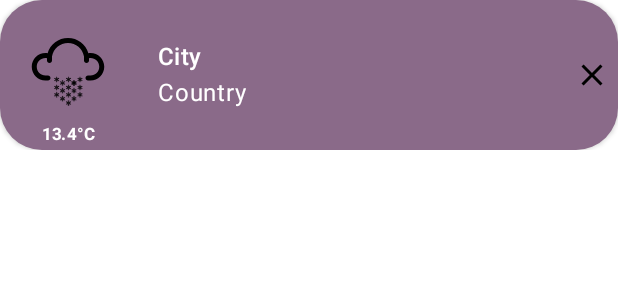
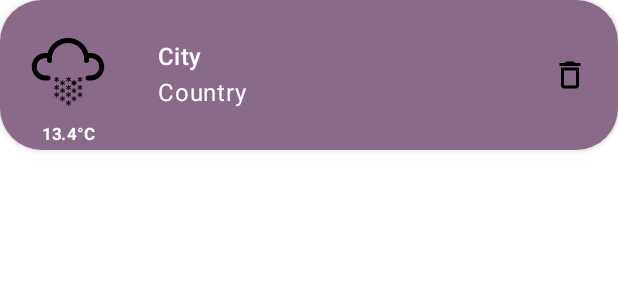
Before and after one commit to mu54omd/weatherApp, an Android app built with Jetpack Compose: the @Preview function BookmarkItemPreview, on a phone screen of 412 x 824 dp. Shown: the top 300 px of the screen. Run offline under Robolectric (Android 15) with nearby library versions, the light colour scheme and no system bars.

Commit message:
commit initial

```diff
--- a/app/src/main/java/com/musashi/weatherapp/ui/screen/bookmark/components/BookmarkItem.kt
+++ b/app/src/main/java/com/musashi/weatherapp/ui/screen/bookmark/components/BookmarkItem.kt
@@ -15,7 +15,7 @@ import androidx.compose.foundation.layout.padding
 import androidx.compose.foundation.layout.size
 import androidx.compose.foundation.shape.CircleShape
 import androidx.compose.material.icons.Icons
-import androidx.compose.material.icons.filled.Clear
+import androidx.compose.material.icons.outlined.Delete
 import androidx.compose.material3.Card
 import androidx.compose.material3.CardDefaults
 import androidx.compose.material3.MaterialTheme
@@ -46,7 +46,9 @@ fun BookmarkItem(
     Box(
         modifier = modifier
             .fillMaxWidth()
-            .height(100.dp),
+            .height(110.dp)
+            .padding(bottom = 10.dp)
+        ,
         contentAlignment = Alignment.Center
     ) {
         Card(
@@ -63,7 +65,7 @@ fun BookmarkItem(
                 verticalAlignment = Alignment.CenterVertically,
                 modifier = Modifier
                     .fillMaxSize()
-                    .padding(start = 5.dp, end = 5.dp)
+                    .padding(start = 5.dp, end = 20.dp)
             ) {
                 Column(
                     horizontalAlignment = Alignment.CenterHorizontally,
@@ -81,14 +83,14 @@ fun BookmarkItem(
                 }
                 Column(
                     modifier = Modifier
-                        .padding(start = 20.dp)
+                        .padding(start = 20.dp, end = 10.dp)
                         .weight(1f)
                 ) {
                     Text(text = cityName, style = MaterialTheme.typography.titleMedium)
                     Text(text = countryName)
                 }
                 Image(
-                    imageVector = Icons.Default.Clear,
+                    imageVector = Icons.Outlined.Delete,
                     contentDescription = "Delete Bookmark",
                     modifier = Modifier
                         .clip(CircleShape)
--- a/app/src/main/java/com/musashi/weatherapp/ui/screen/navgraph/NavGraph.kt
+++ b/app/src/main/java/com/musashi/weatherapp/ui/screen/navgraph/NavGraph.kt
@@ -64,7 +64,9 @@ fun NavGraph(
                     when(index){
                         0 -> navigateToTab(navController = navController, route = Route.SummaryScreen.route)
                         1 -> navigateToTab(navController = navController, route = Route.DetailedScreen.route)
-                        2 -> navigateToTab(navController = navController, route = Route.BookmarkScreen.route)
+                        2 -> {
+                            navigateToTab(navController = navController, route = Route.BookmarkScreen.route)
+                        }
                     }
                 }
             )
--- a/app/src/main/java/com/musashi/weatherapp/ui/screen/summary/SummaryViewModel.kt
+++ b/app/src/main/java/com/musashi/weatherapp/ui/screen/summary/SummaryViewModel.kt
@@ -48,8 +48,8 @@ class SummaryViewModel @Inject constructor(
     fun deleteFromBookmark(city: CityModel){
         viewModelScope.launch {
             weatherRepository.deleteBookmark(cityModel = city)
-            loadBookmark()
         }
+        loadBookmark()
     }
 
     fun onSetDefaultCityClick(){
@@ -217,8 +217,7 @@ class SummaryViewModel @Inject constructor(
                 isBookmarkListLoaded = true,
             ) }
             if(state.value.isBookmarkListLoaded) {
-                if(!state.value.isSomethingDeleteFromBookmarkList)
-                    getBookmarkedCityWeather()
+                getBookmarkedCityWeather()
             }
         }
     }
--- a/app/src/main/java/com/musashi/weatherapp/ui/screen/summary/components/WeatherSearchBar.kt
+++ b/app/src/main/java/com/musashi/weatherapp/ui/screen/summary/components/WeatherSearchBar.kt
@@ -85,7 +85,7 @@ fun WeatherSearchBar(
                 }
                 if(label == "City"){
                     cities.forEach { city ->
-                        visibilityFavoriteIcon = city.cityName == textValue
+                        visibilityFavoriteIcon = (city.cityName == textValue) && textValue.isNotEmpty()
                         AnimatedVisibility(
                             visible = visibilityFavoriteIcon,
                             modifier = Modifier.padding(end = 25.dp)
```
Also changed, not shown: app/src/main/java/com/musashi/weatherapp/ui/screen/bookmark/components/BookmarkList.kt (+25 -5 lines).
